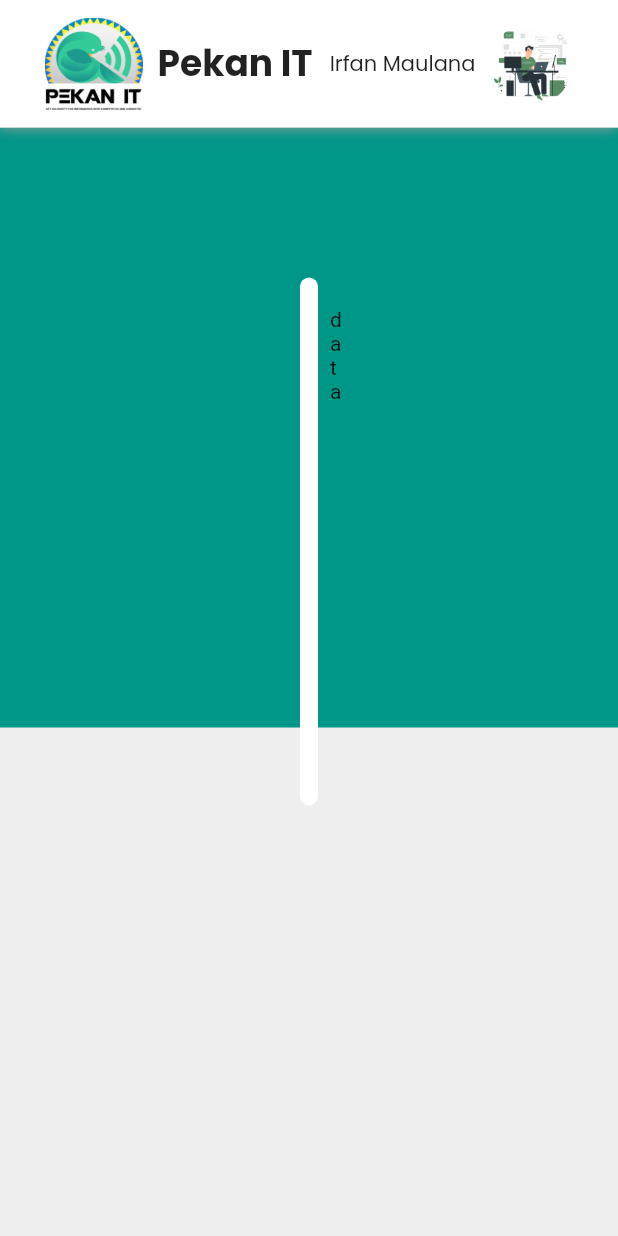
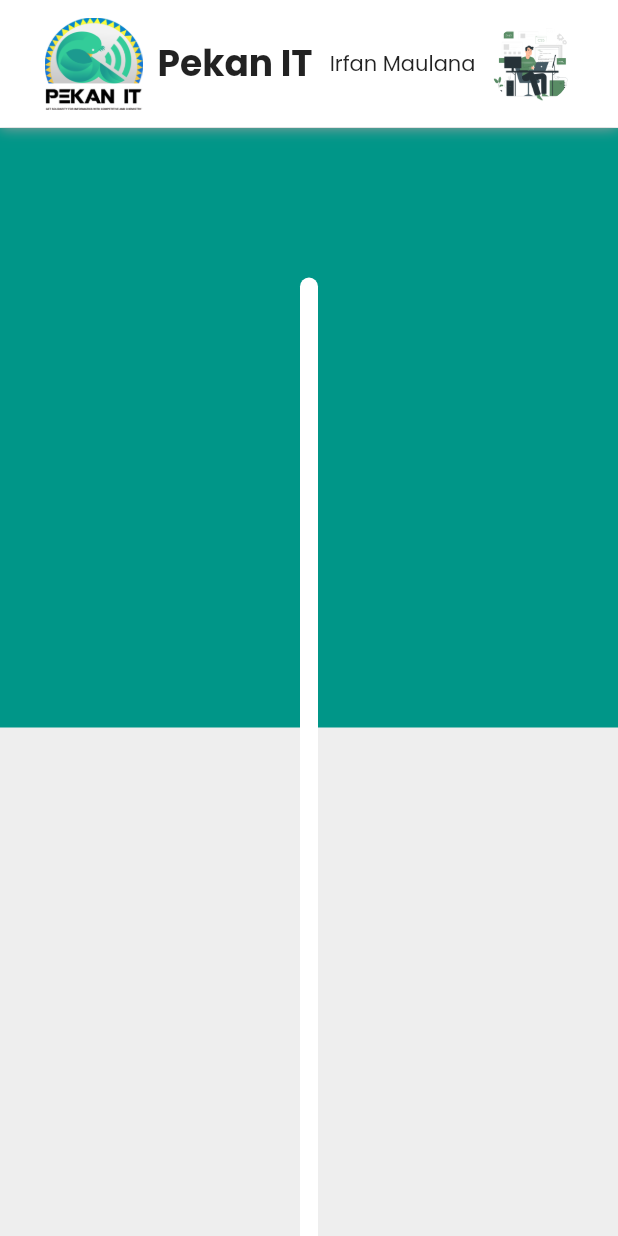
Before and after one commit to irfanrev/platform_competitive_doit, a Flutter app: the DetailPenyisihan screen opened directly, on a phone screen of 412 x 824 dp. Run offline on Flutter 3.47's test engine with Material 2 defaults, Android fonts, the phone set to English and light mode, and no system bars; our stand-ins replace cloud_firestore, firebase_core, get, google_fonts; missing offline and left inert: hovering, syncfusion_flutter_pdfviewer; accounts and stored records are empty.

Commit message:
after update mac

```diff
--- a/lib/main.dart
+++ b/lib/main.dart
@@ -31,7 +31,7 @@ class MyApp extends StatelessWidget {
         if (snapshot.connectionState == ConnectionState.done) {
           return GetMaterialApp(
             debugShowCheckedModeBanner: false,
-            home: Penyelisihan(),
+            home: LandingPage(),
           );
         }
         return MaterialApp(
--- a/lib/pages/detail_penyisihan.dart
+++ b/lib/pages/detail_penyisihan.dart
@@ -89,24 +89,13 @@ class _DetailPenyisihanState extends State<DetailPenyisihan> {
                 margin: EdgeInsets.fromLTRB(200, 100, 200, 100),
                 padding: EdgeInsets.all(20),
                 width: MediaQuery.of(context).size.width,
+                height: 800,
                 decoration: BoxDecoration(
                     color: Colors.white,
                     borderRadius: BorderRadius.circular(10)),
-                child: Column(
-                  children: [
-                    Text('data'),
-                    Container(
-                        width: MediaQuery.of(context).size.width,
-                        child: SfPdfViewer.network(
-                            'http://www.africau.edu/images/default/sample.pdf')),
-                    Container(
-                      width: MediaQuery.of(context).size.width,
-                      height: 200,
-                      color: Colors.blue,
-                    )
-                  ],
-                ),
-              )
+                child: SfPdfViewer.network(
+                    'http://www.africau.edu/images/default/sample.pdf'),
+              ),
             ],
           )
         ],
```
